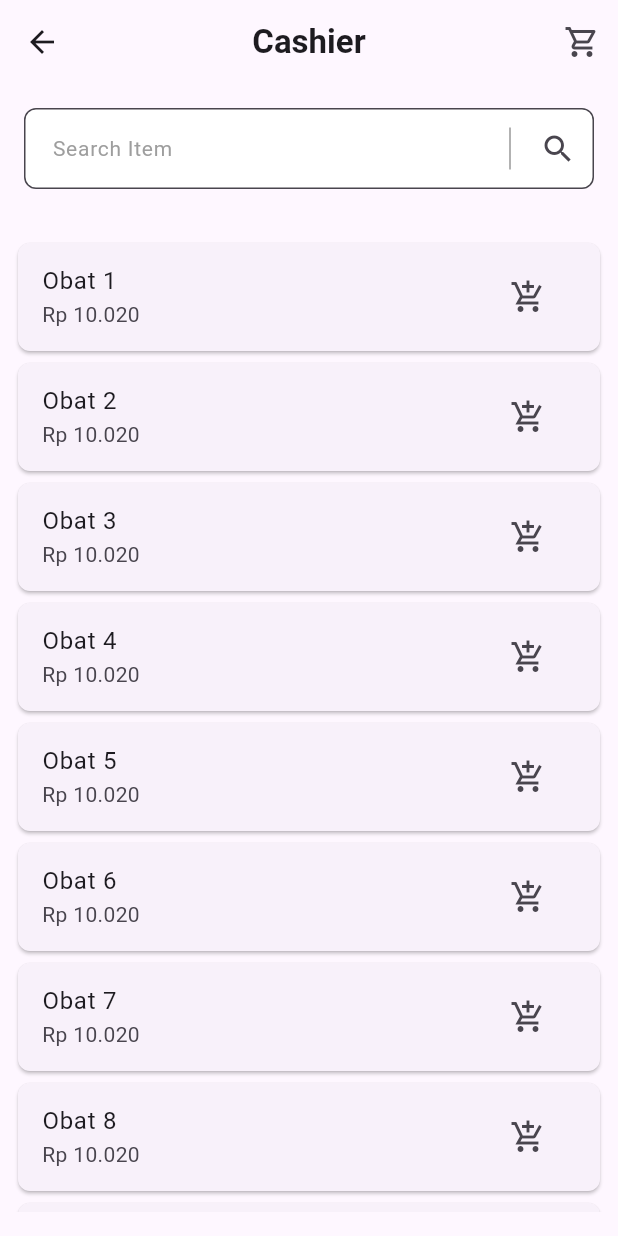
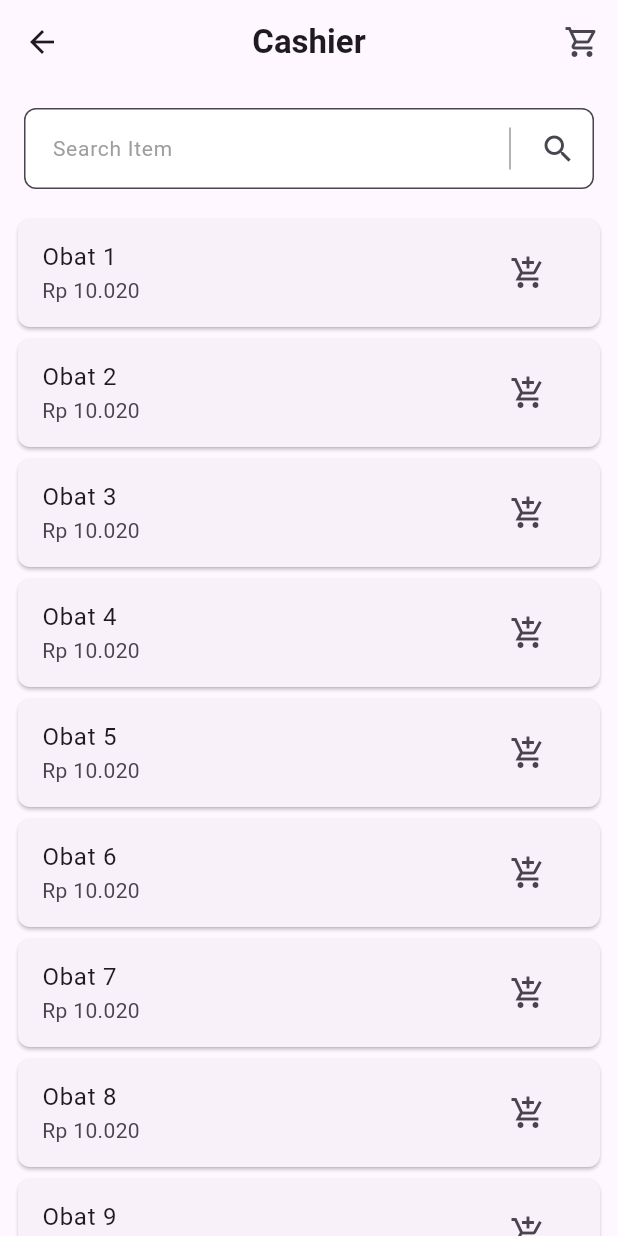
Before and after one commit to yafizh/mitra_cempaka, a Flutter app: the CashierPage screen opened directly, on a phone screen of 412 x 824 dp. Run offline on Flutter 3.47's test engine with Material 3 defaults, Android fonts, the phone set to English and light mode, and no system bars; our stand-ins replace shared_preferences; accounts and stored records are empty.

Commit message:
remove unused sizedbox

```diff
--- a/lib/pages/cashier_page.dart
+++ b/lib/pages/cashier_page.dart
@@ -122,7 +122,6 @@ class _CashierPageState extends State<CashierPage> {
                     ),
                   ),
                 ),
-                SizedBox(height: 16),
                 Expanded(
                   child: Padding(
                     padding: const EdgeInsets.symmetric(horizontal: 8.0),
@@ -168,7 +167,6 @@ class _CashierPageState extends State<CashierPage> {
                     ),
                   ),
                 ),
-                SizedBox(height: 16),
               ],
             ),
           );
```
